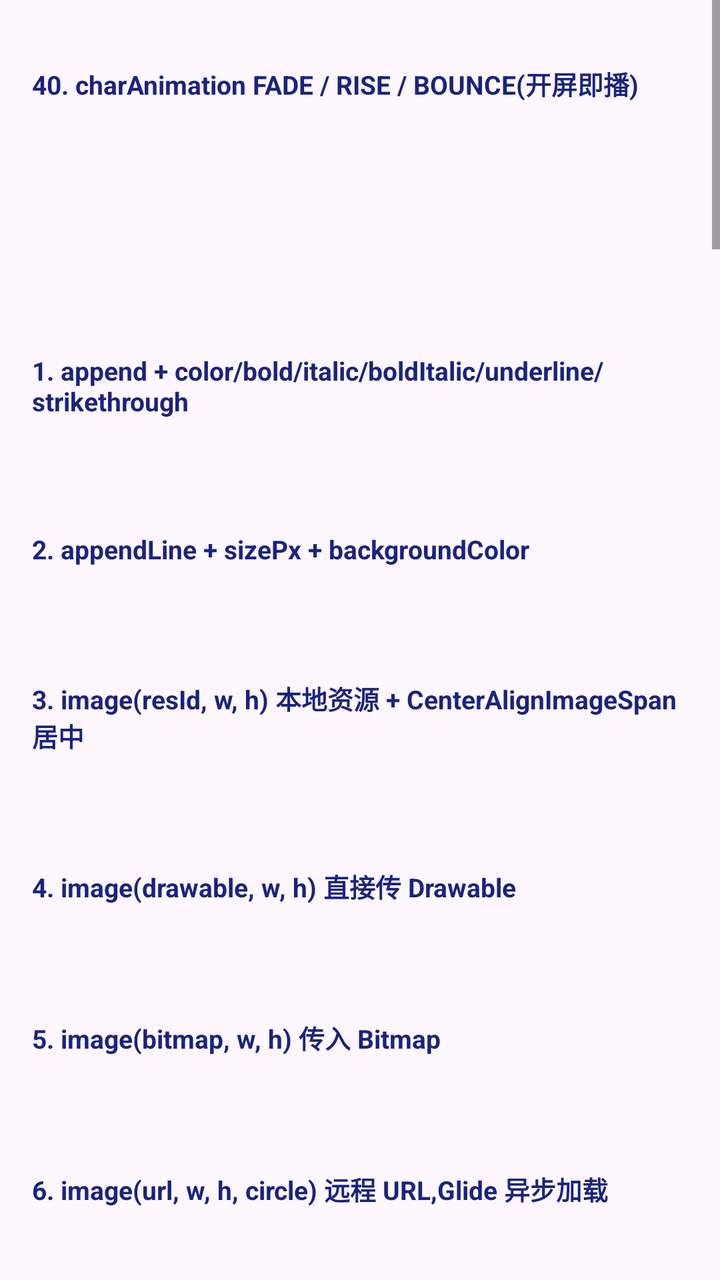
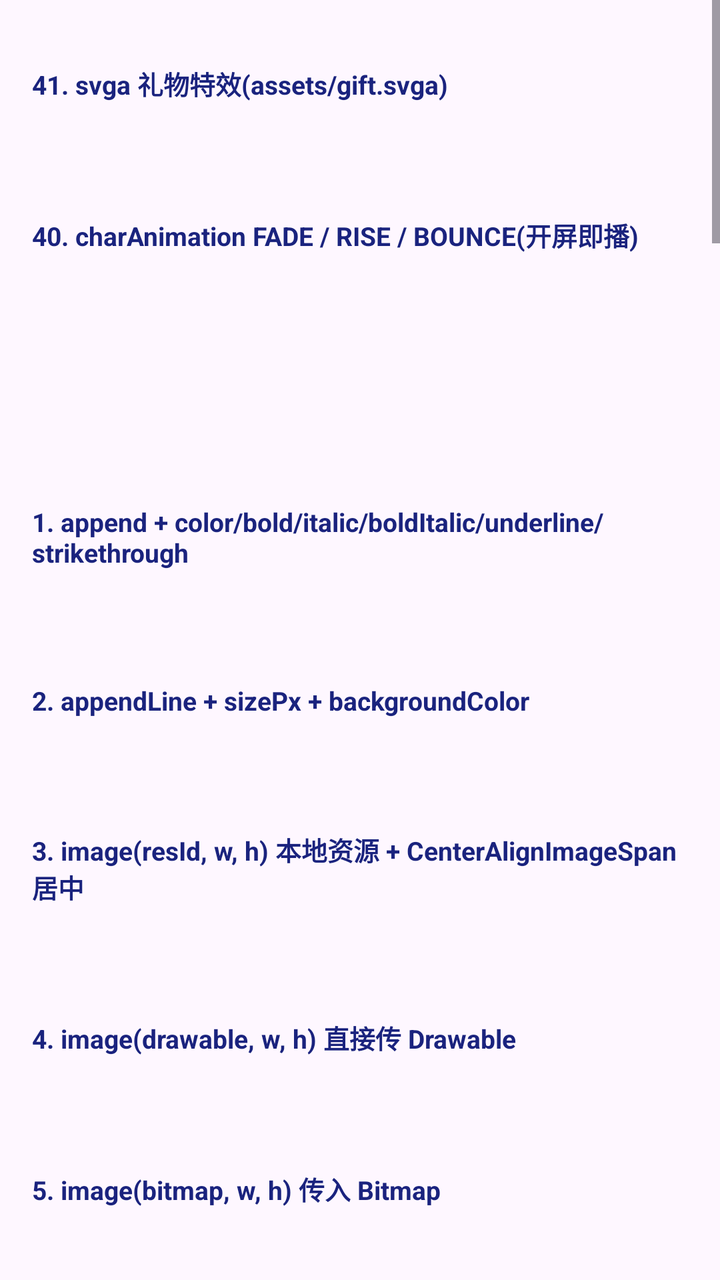

Before-and-after screenshots of an Android layout around one commit, followed by the original layout XML and the change that was made.
<!-- AndroidManifest.xml: application theme Theme.MyApplication -->
<!-- res/layout/activity_span.xml -->
<?xml version="1.0" encoding="utf-8"?>
<ScrollView xmlns:android="http://schemas.android.com/apk/res/android"
    xmlns:tools="http://schemas.android.com/tools"
    android:id="@+id/main"
    android:layout_width="match_parent"
    android:layout_height="match_parent"
    android:fillViewport="true"
    tools:context=".SpanActivity">

    <LinearLayout
        android:layout_width="match_parent"
        android:layout_height="wrap_content"
        android:orientation="vertical"
        android:padding="16dp">


        
        <TextView
            style="@style/Section"
            android:text="40. charAnimation FADE / RISE / BOUNCE(开屏即播)" />

        <TextView
            android:id="@+id/tv_demo_char_anim_fade"
            style="@style/Demo" />

        <TextView
            android:id="@+id/tv_demo_char_anim_rise"
            style="@style/Demo" />

        <TextView
            android:id="@+id/tv_demo_char_anim_bounce"
            style="@style/Demo" />


        
        
        
        
        <TextView
            style="@style/Section"
            android:text="1. append + color/bold/italic/boldItalic/underline/strikethrough" />

        <TextView
            android:id="@+id/tv_demo_append_styles"
            style="@style/Demo" />


        
        
        
        <TextView
            style="@style/Section"
            android:text="2. appendLine + sizePx + backgroundColor" />

        <TextView
            android:id="@+id/tv_demo_append_line"
            style="@style/Demo" />


        
        
        
        <TextView
            style="@style/Section"
            android:text="3. image(resId, w, h) 本地资源 + CenterAlignImageSpan 居中" />

        <TextView
            android:id="@+id/tv_demo_image_res"
            style="@style/Demo" />


        
        
        
        <TextView
            style="@style/Section"
            android:text="4. image(drawable, w, h) 直接传 Drawable" />

        <TextView
            android:id="@+id/tv_demo_image_drawable"
            style="@style/Demo" />


        
        
        
        <TextView
            style="@style/Section"
            android:text="5. image(bitmap, w, h) 传入 Bitmap" />

        <TextView
            android:id="@+id/tv_demo_image_bitmap"
            style="@style/Demo" />


        
        
        
        <TextView
            style="@style/Section"
            android:text="6. image(url, w, h, circle) 远程 URL,Glide 异步加载" />

        <TextView
            android:id="@+id/tv_demo_image_url"
            style="@style/Demo" />


        
        
        
        <TextView
            style="@style/Section"
            android:text="7. setText + find(keyword) 命中首个匹配再上色加粗" />

        <TextView
            android:id="@+id/tv_demo_find"
            style="@style/Demo" />


        
        
        
        <TextView
            style="@style/Section"
            android:text="8. setText + findAll(keyword, ignoreCase) 命中全部" />

        <TextView
            android:id="@+id/tv_demo_find_all"
            style="@style/Demo" />


        
        
        
        <TextView
            style="@style/Section"
            android:text="9. setText + findRegex(正则)" />

        <TextView
            android:id="@+id/tv_demo_find_regex"
            style="@style/Demo" />


        
        
        
        <TextView
            style="@style/Section"
            android:text="10. setText + range(s, e) 显式下标范围" />

        <TextView
            android:id="@+id/tv_demo_range"
            style="@style/Demo" />


        
        
        
        <TextView
            style="@style/Section"
            android:text="11. setText + all() 整段统一上样式" />

        <TextView
            android:id="@+id/tv_demo_all"
            style="@style/Demo" />


        
        
        
        <TextView
            style="@style/Section"
            android:text="12. replaceWithImage(placeholder, resId) 占位符 → 本地图" />

        <TextView
            android:id="@+id/tv_demo_replace_res"
            style="@style/Demo" />


        
        
        
        <TextView
            style="@style/Section"
            android:text="13. replaceWithImage 多个占位符 + 后续 find 上色(验证位移)" />

        <TextView
            android:id="@+id/tv_demo_replace_multi"
            style="@style/Demo" />


        
        
        
        <TextView
            style="@style/Section"
            android:text="14. replaceWithImage(placeholder, drawable)" />

        <TextView
            android:id="@+id/tv_demo_replace_drawable"
            style="@style/Demo" />


        
        
        
        <TextView
            style="@style/Section"
            android:text="15. replaceWithImage(placeholder, url, w, h, circle)" />

        <TextView
            android:id="@+id/tv_demo_replace_url"
            style="@style/Demo" />


        
        
        
        <TextView
            style="@style/Section"
            android:text="16. maxLength(maxChars, ellipsis) 超出截断 + 样式延展到省略号" />

        <TextView
            android:id="@+id/tv_demo_max_length"
            style="@style/Demo" />


        
        
        
        <TextView
            style="@style/Section"
            android:text="17. marginPx 文字片段:左右距离 + 上下平移(baselineShift)" />

        <TextView
            android:id="@+id/tv_demo_margin_text"
            style="@style/Demo" />


        
        
        
        <TextView
            style="@style/Section"
            android:text="18. marginPx 图片片段:InsetDrawable 四方向间距" />

        <TextView
            android:id="@+id/tv_demo_margin_image"
            style="@style/Demo" />


        
        
        
        <TextView
            style="@style/Section"
            android:text="19. textVerticalMarginPx 全文字上下统一平移(配合图片视觉居中)" />

        <TextView
            android:id="@+id/tv_demo_text_vertical_margin"
            style="@style/Demo" />


        
        
        
        <TextView
            style="@style/Section"
            android:text="20. onClick(默认无下划线,保留 color 设的颜色)" />

        <TextView
            android:id="@+id/tv_demo_click_simple"
            style="@style/Demo" />


        
        
        
        <TextView
            style="@style/Section"
            android:text="21. onClick(underline=true, overrideColor) 强制下划线/颜色" />

        <TextView
            android:id="@+id/tv_demo_click_styled"
            style="@style/Demo" />


        
        
        
        <TextView
            style="@style/Section"
            android:text="22. build() 直接拿 CharSequence(不会触发 URL 加载)" />

        <TextView
            android:id="@+id/tv_demo_build"
            style="@style/Demo" />


        
        
        
        <TextView
            style="@style/Section"
            android:text="23. 综合演示:服务端整段文案 + 多种 find/replace 链式" />

        <TextView
            android:id="@+id/tv_demo_combo"
            style="@style/Demo" />


        
        
        
        <TextView
            style="@style/Section"
            android:text="24. gradientColor 横向:二色 + 多色(带 positions)" />

        <TextView
            android:id="@+id/tv_demo_gradient_horizontal"
            style="@style/Demo" />


        
        
        
        <TextView
            style="@style/Section"
            android:text="25. gradientColor vertical=true 纵向渐变" />

        <TextView
            android:id="@+id/tv_demo_gradient_vertical"
            style="@style/Demo" />


        
        
        
        <TextView
            style="@style/Section"
            android:text="26. maxLengthMiddle(maxChars, ellipsis) 中间截断,保留头尾" />

        <TextView
            android:id="@+id/tv_demo_max_length_middle"
            style="@style/Demo" />


        
        
        
        <TextView
            style="@style/Section"
            android:text="27. appendLine() 空参重载,仅插入换行(分隔多段)" />

        <TextView
            android:id="@+id/tv_demo_append_line_empty"
            style="@style/Demo" />


        
        
        
        <TextView
            style="@style/Section"
            android:text="28. stroke(color, width) 文字描边" />

        <TextView
            android:id="@+id/tv_demo_stroke"
            style="@style/Demo" />


        
        
        
        <TextView
            style="@style/Section"
            android:text="29. glow(color, radius) 文字发光" />

        <TextView
            android:id="@+id/tv_demo_glow"
            style="@style/Demo" />


        
        
        
        <TextView
            style="@style/Section"
            android:text="30. gradientColor + stroke + glow 三合一" />

        <TextView
            android:id="@+id/tv_demo_decoration_combo"
            style="@style/Demo" />


        
        
        
        <TextView
            style="@style/Section"
            android:text="31. imageBorder(color, width, cornerRadius) 本地图纯色边框" />

        <TextView
            android:id="@+id/tv_demo_image_border_solid"
            style="@style/Demo" />


        
        
        
        <TextView
            style="@style/Section"
            android:text="32. imageBorderGradient 本地图渐变边框(横向+纵向)" />

        <TextView
            android:id="@+id/tv_demo_image_border_gradient"
            style="@style/Demo" />


        
        
        
        <TextView
            style="@style/Section"
            android:text="33. imageBorder URL 图 异步加载完成后附加边框" />

        <TextView
            android:id="@+id/tv_demo_image_border_url"
            style="@style/Demo" />


        
        
        
        <TextView
            style="@style/Section"
            android:text="34. customTextSpan(factory) 内联自定义 Span（文字阴影）" />

        <TextView
            android:id="@+id/tv_demo_custom_text_span"
            style="@style/Demo" />


        
        
        
        <TextView
            style="@style/Section"
            android:text="35. customImageTransform(transformer) 内联图片变换（圆角裁剪）" />

        <TextView
            android:id="@+id/tv_demo_custom_image_transform"
            style="@style/Demo" />

        <TextView
            android:id="@+id/tv_demo_custom_image_gif"
            style="@style/Demo" />

        
        
        
        <TextView
            style="@style/Section"
            android:text="37. gif 本地 res + 网络 URL" />

        <TextView
            android:id="@+id/tv_demo_gif_local_remote"
            style="@style/Demo" />

        
        
        
        <TextView
            style="@style/Section"
            android:text="38. svg 本地 raw + 网络 URL" />

        <TextView
            android:id="@+id/tv_demo_svg_local_remote"
            style="@style/Demo" />

        
        <TextView
            style="@style/Section"
            android:text="39. EmojiRegistry + replaceEmoji" />

        <TextView
            android:id="@+id/tv_demo_emoji"
            style="@style/Demo" />

        

    </LinearLayout>

</ScrollView>
<!-- resources referenced by this layout -->
<resources>
  <style name="Demo">
          <item name="android:layout_width">match_parent</item>
          <item name="android:layout_height">wrap_content</item>
          <item name="android:textSize">15sp</item>
          <item name="android:textColor">#212121</item>
          <item name="android:lineSpacingExtra">4dp</item>
          <item name="android:paddingTop">4dp</item>
          <item name="android:paddingBottom">10dp</item>
      </style>
  <style name="Section">
          <item name="android:layout_width">match_parent</item>
          <item name="android:layout_height">wrap_content</item>
          <item name="android:paddingTop">16dp</item>
          <item name="android:paddingBottom">6dp</item>
          <item name="android:textStyle">bold</item>
          <item name="android:textSize">13sp</item>
          <item name="android:textColor">#1A237E</item>
      </style>
  <style name="Theme.MyApplication" parent="Base.Theme.MyApplication" />
  <style name="Base.Theme.MyApplication" parent="Theme.Material3.DayNight.NoActionBar">
          
          
      </style>
</resources>

<!-- the commit's change to res/layout/activity_span.xml (unified diff, before → after) -->
@@ -12,7 +12,14 @@
         android:layout_height="wrap_content"
         android:orientation="vertical"
         android:padding="16dp">
-
+        
+        <TextView
+            style="@style/Section"
+            android:text="41. svga 礼物特效(assets/gift.svga)" />
+
+        <TextView
+            android:id="@+id/tv_demo_svga"
+            style="@style/Demo" />
 
         
         <TextView
@@ -487,6 +494,8 @@
             android:id="@+id/tv_demo_emoji"
             style="@style/Demo" />
 
+
+
         
 
     </LinearLayout>
